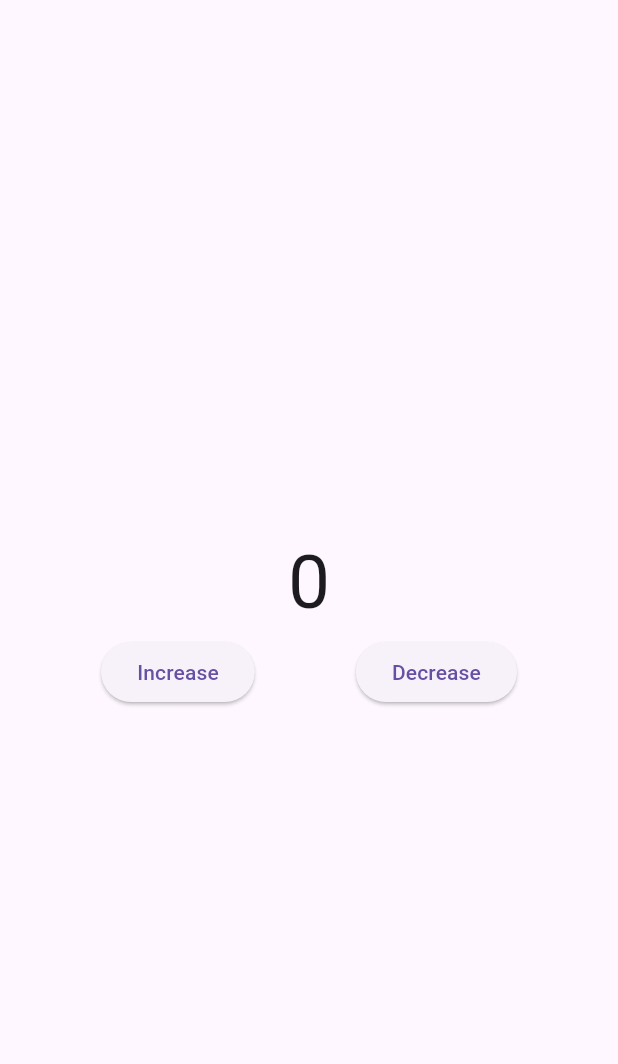
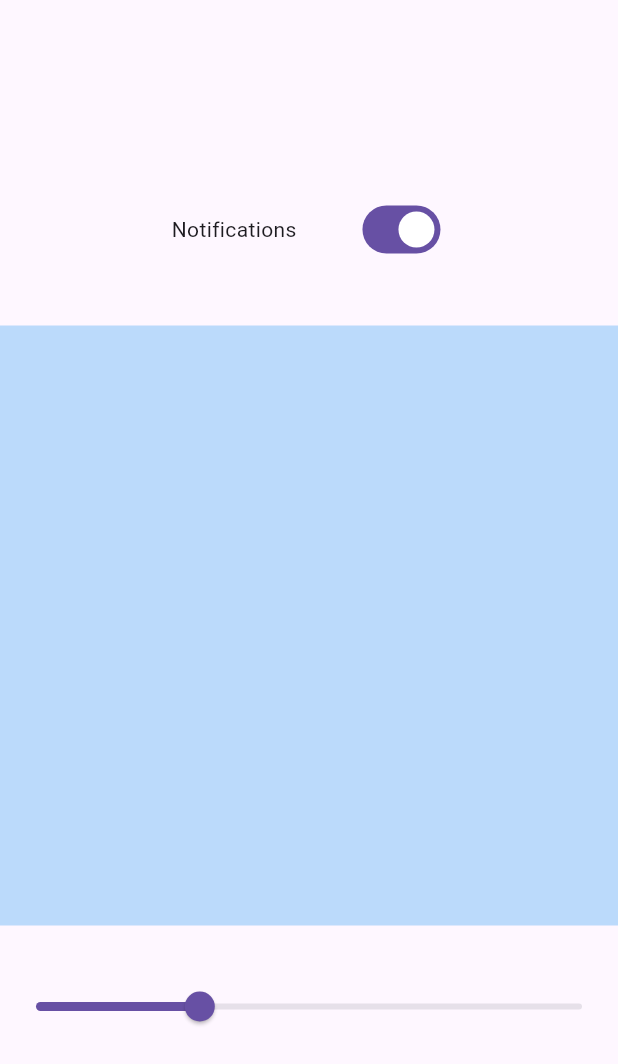
Before and after one commit to Dany4950/imagePicker, a Flutter app: the screen it shows after launch, on a phone screen of 412 x 824 dp. Shown: the top 1064 px of the screen. Run offline on Flutter 3.47's test engine with Material 3 defaults, Android fonts, the phone set to English and light mode, and no system bars; our stand-ins replace bloc, equatable, flutter_bloc.

Commit message:
slider ui created

```diff
--- a/lib/main.dart
+++ b/lib/main.dart
@@ -1,8 +1,7 @@
 import 'package:flutter/material.dart';
 import 'package:flutter_application_1/bloc/counter_bloc/counter_bloc.dart';
-import 'package:flutter_application_1/ui/counter_home.dart';
 
-import 'package:bloc/bloc.dart';
+import 'package:flutter_application_1/ui/slider_home.dart';
 import 'package:flutter_bloc/flutter_bloc.dart';
 
 void main() {
@@ -16,10 +15,8 @@ class MyApp extends StatelessWidget {
   Widget build(BuildContext context) {
     return BlocProvider(
       create: (_) => CounterBloc(),
-
-
       child: MaterialApp(
-        home:CounterHome() ,
+        home: SliderHome(),
       ),
     );
   }
--- /dev/null
+++ b/lib/ui/slider_home.dart
@@ -0,0 +1,44 @@
+import 'package:flutter/material.dart';
+
+class SliderHome extends StatefulWidget {
+  const SliderHome({super.key});
+
+  @override
+  State<SliderHome> createState() => _SliderHomeState();
+}
+
+class _SliderHomeState extends State<SliderHome> {
+  bool news = false;
+  @override
+  Widget build(BuildContext context) {
+    return Scaffold(
+      body: Column(
+        mainAxisAlignment: MainAxisAlignment.center,
+        children: [
+          Row(
+            mainAxisAlignment: MainAxisAlignment.center,
+            children: [
+              Text("Notifications"),
+              SizedBox(
+                width: 40,
+              ),
+              Switch(value: true, onChanged: (news) {})
+            ],
+          ),
+          SizedBox(
+            height: 40,
+          ),
+          Container(
+            height: 400,
+            width: double.infinity,
+            color: Colors.blue.withOpacity(0.3),
+          ),
+          SizedBox(
+            height: 30,
+          ),
+          Slider(value: 0.3, onChanged: (value) {})
+        ],
+      ),
+    );
+  }
+}
```
